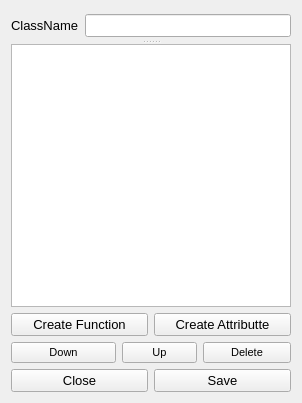
Before: the Qt Designer form Sources/Gui/classform.ui in dreinstein/Codegenerator-Cplusplus, drawn with Qt 5.
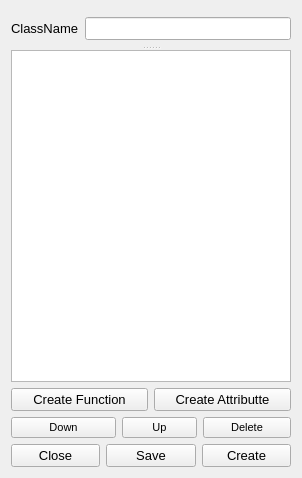
After: the same form once the commit is applied.

Commit message: new Class GuiDataManager

```diff
--- a/Sources/Gui/classform.ui
+++ b/Sources/Gui/classform.ui
@@ -7,7 +7,7 @@
     <x>0</x>
     <y>0</y>
     <width>302</width>
-    <height>403</height>
+    <height>478</height>
    </rect>
   </property>
   <property name="sizePolicy">
@@ -203,6 +203,18 @@
              </property>
             </widget>
            </item>
+           <item>
+            <widget class="QPushButton" name="CreateSourceButton">
+             <property name="font">
+              <font>
+               <pointsize>10</pointsize>
+              </font>
+             </property>
+             <property name="text">
+              <string>Create</string>
+             </property>
+            </widget>
+           </item>
           </layout>
          </item>
         </layout>
```
The commit also changes 5 other files.
